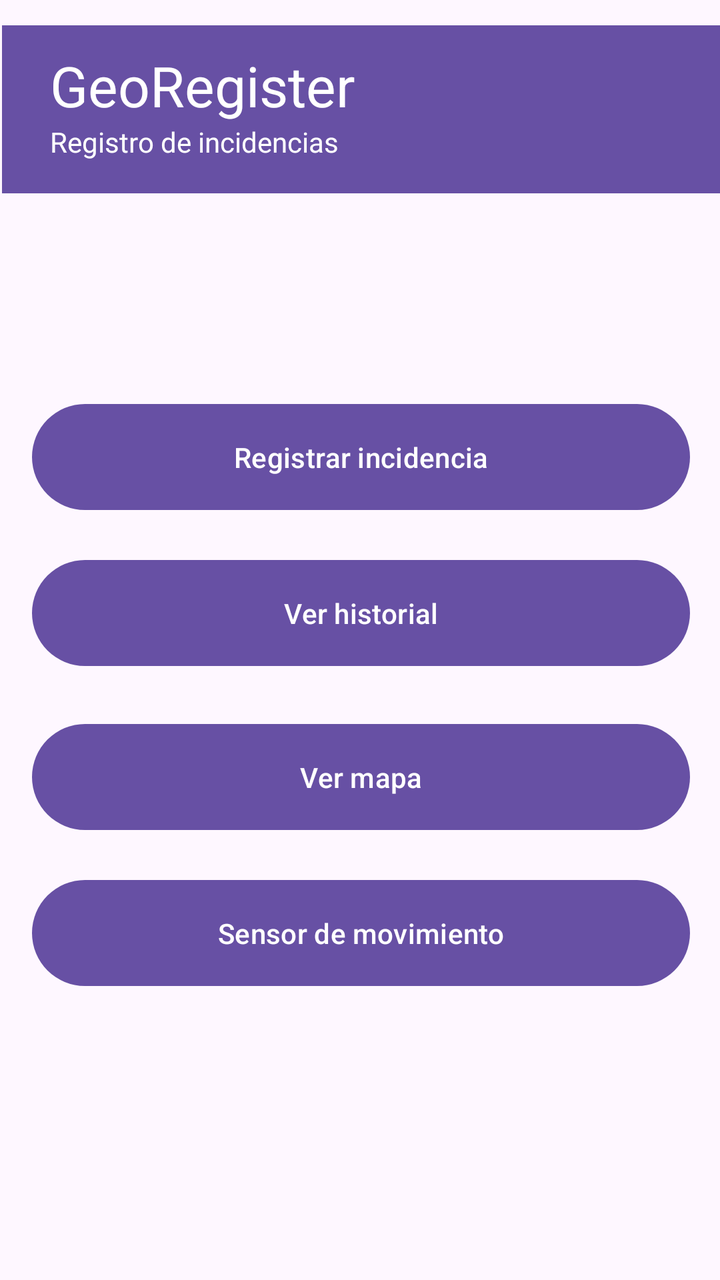
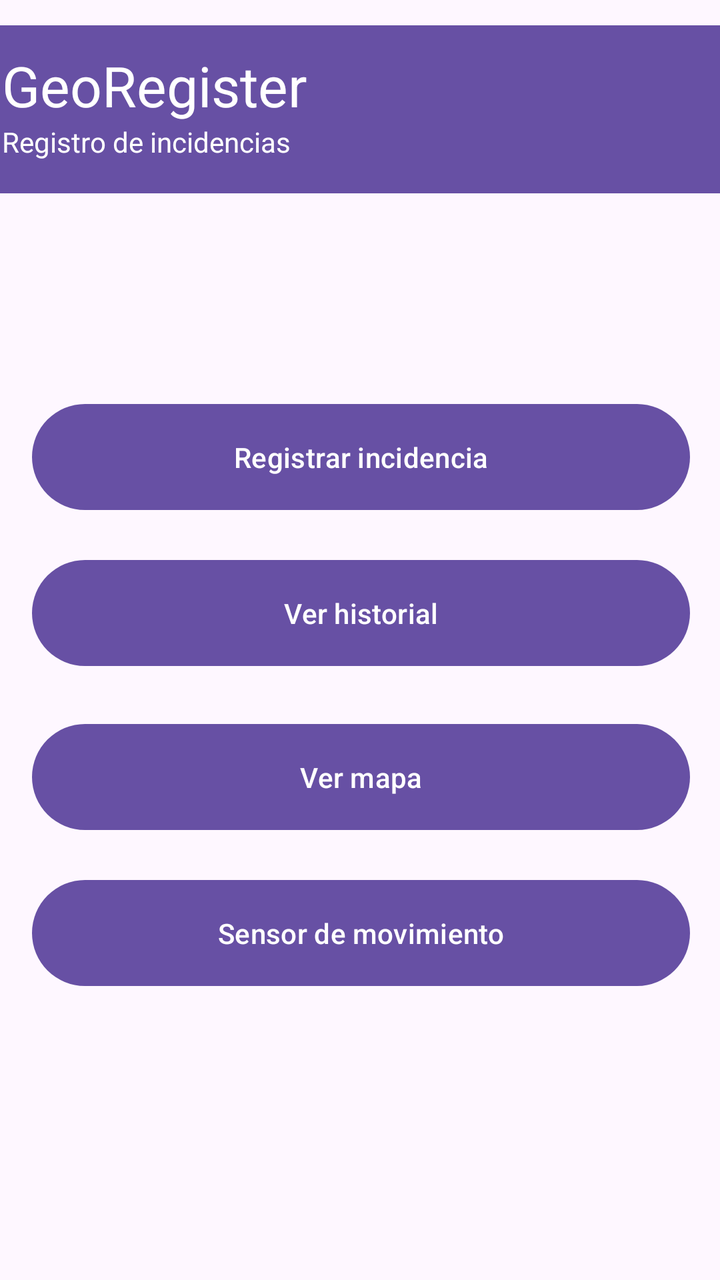

Screens rendered from an Android XML layout before and after an edit, with the pre-edit source and the edit as a unified diff.
<!-- AndroidManifest.xml: application theme Theme.GeoRegister -->
<!-- res/layout/activity_main.xml -->
<?xml version="1.0" encoding="utf-8"?>
<androidx.constraintlayout.widget.ConstraintLayout xmlns:android="http://schemas.android.com/apk/res/android"
    xmlns:app="http://schemas.android.com/apk/res-auto"
    xmlns:tools="http://schemas.android.com/tools"
    android:id="@+id/main"
    android:layout_width="match_parent"
    android:layout_height="match_parent"
    tools:context=".MainActivity">

    <androidx.constraintlayout.widget.ConstraintLayout
        android:id="@+id/constraintLayout2"
        android:layout_width="409dp"
        android:layout_height="109dp"
        tools:layout_editor_absoluteX="1dp"
        tools:layout_editor_absoluteY="1dp">

        <androidx.appcompat.widget.Toolbar
            android:id="@+id/toolbar"
            android:layout_width="407dp"
            android:layout_height="84dp"
            android:layout_marginStart="1dp"
            android:layout_marginTop="1dp"
            android:layout_marginEnd="1dp"
            android:layout_marginBottom="1dp"
            android:background="?attr/colorPrimary"
            android:minHeight="?attr/actionBarSize"
            android:theme="?attr/actionBarTheme"
            app:layout_constraintBottom_toBottomOf="parent"
            app:layout_constraintEnd_toEndOf="parent"
            app:layout_constraintHorizontal_bias="0.5"
            app:layout_constraintStart_toStartOf="parent"
            app:layout_constraintTop_toTopOf="parent" />

        <TextView
            android:id="@+id/textView"
            android:layout_width="wrap_content"
            android:layout_height="wrap_content"
            android:layout_marginStart="25dp"
            android:text="GeoRegister"
            android:textColor="@color/white"
            android:textSize="28sp"
            app:layout_constraintBottom_toTopOf="@+id/textView2"
            app:layout_constraintStart_toStartOf="parent"
            app:layout_constraintTop_toTopOf="parent"
            app:layout_constraintVertical_chainStyle="packed" />

        <TextView
            android:id="@+id/textView2"
            android:layout_width="wrap_content"
            android:layout_height="wrap_content"
            android:layout_marginBottom="5dp"
            android:text="Registro de incidencias"
            android:textColor="@color/white"
            app:layout_constraintBottom_toBottomOf="parent"
            app:layout_constraintStart_toStartOf="@+id/textView"
            app:layout_constraintTop_toBottomOf="@+id/textView" />
    </androidx.constraintlayout.widget.ConstraintLayout>

    <androidx.constraintlayout.widget.ConstraintLayout
        android:id="@+id/constraintLayout"
        android:layout_width="409dp"
        android:layout_height="619dp"
        app:layout_constraintBottom_toBottomOf="parent"
        app:layout_constraintEnd_toEndOf="parent"
        app:layout_constraintHorizontal_bias="0.5"
        app:layout_constraintStart_toStartOf="parent"
        app:layout_constraintTop_toBottomOf="@+id/constraintLayout2"
        app:layout_constraintVertical_bias="0.5">

        <Button
            android:id="@+id/buttonRegistrarIncidencia"
            android:layout_width="0dp"
            android:layout_height="0dp"
            android:layout_marginStart="40dp"
            android:layout_marginTop="133dp"
            android:layout_marginEnd="40dp"
            android:layout_marginBottom="17dp"
            android:text="Registrar incidencia"
            app:layout_constraintBottom_toTopOf="@+id/buttonHistorial"
            app:layout_constraintEnd_toEndOf="parent"
            app:layout_constraintStart_toStartOf="parent"
            app:layout_constraintTop_toTopOf="parent" />

        <Button
            android:id="@+id/buttonHistorial"
            android:layout_width="0dp"
            android:layout_height="0dp"
            android:layout_marginStart="40dp"
            android:layout_marginEnd="40dp"
            android:layout_marginBottom="21dp"
            android:text="Ver historial"
            app:layout_constraintBottom_toTopOf="@+id/buttonMapa"
            app:layout_constraintEnd_toEndOf="parent"
            app:layout_constraintStart_toStartOf="parent"
            app:layout_constraintTop_toBottomOf="@+id/buttonRegistrarIncidencia" />

        <Button
            android:id="@+id/buttonMapa"
            android:layout_width="0dp"
            android:layout_height="0dp"
            android:layout_marginStart="40dp"
            android:layout_marginEnd="40dp"
            android:layout_marginBottom="17dp"
            android:text="Ver mapa"
            app:layout_constraintBottom_toTopOf="@+id/buttonSensores"
            app:layout_constraintEnd_toEndOf="parent"
            app:layout_constraintStart_toStartOf="parent"
            app:layout_constraintTop_toBottomOf="@+id/buttonHistorial" />

        <Button
            android:id="@+id/buttonSensores"
            android:layout_width="0dp"
            android:layout_height="0dp"
            android:layout_marginStart="40dp"
            android:layout_marginEnd="40dp"
            android:layout_marginBottom="187dp"
            android:text="Sensor de movimiento"
            app:layout_constraintBottom_toBottomOf="parent"
            app:layout_constraintEnd_toEndOf="parent"
            app:layout_constraintStart_toStartOf="parent"
            app:layout_constraintTop_toBottomOf="@+id/buttonMapa" />
    </androidx.constraintlayout.widget.ConstraintLayout>
</androidx.constraintlayout.widget.ConstraintLayout>
<!-- resources referenced by this layout -->
<resources>
  <color name="white">#FFFFFFFF</color>
  <style name="Theme.GeoRegister" parent="Base.Theme.GeoRegister" />
  <style name="Base.Theme.GeoRegister" parent="Theme.Material3.DayNight.NoActionBar">
          
          
      </style>
</resources>

<!-- the commit's change to res/layout/activity_main.xml (unified diff, before → after) -->
@@ -11,8 +11,9 @@
         android:id="@+id/constraintLayout2"
         android:layout_width="409dp"
         android:layout_height="109dp"
-        tools:layout_editor_absoluteX="1dp"
-        tools:layout_editor_absoluteY="1dp">
+        app:layout_constraintTop_toTopOf="parent"
+        app:layout_constraintStart_toStartOf="parent"
+        app:layout_constraintEnd_toEndOf="parent">
 
         <androidx.appcompat.widget.Toolbar
             android:id="@+id/toolbar"
